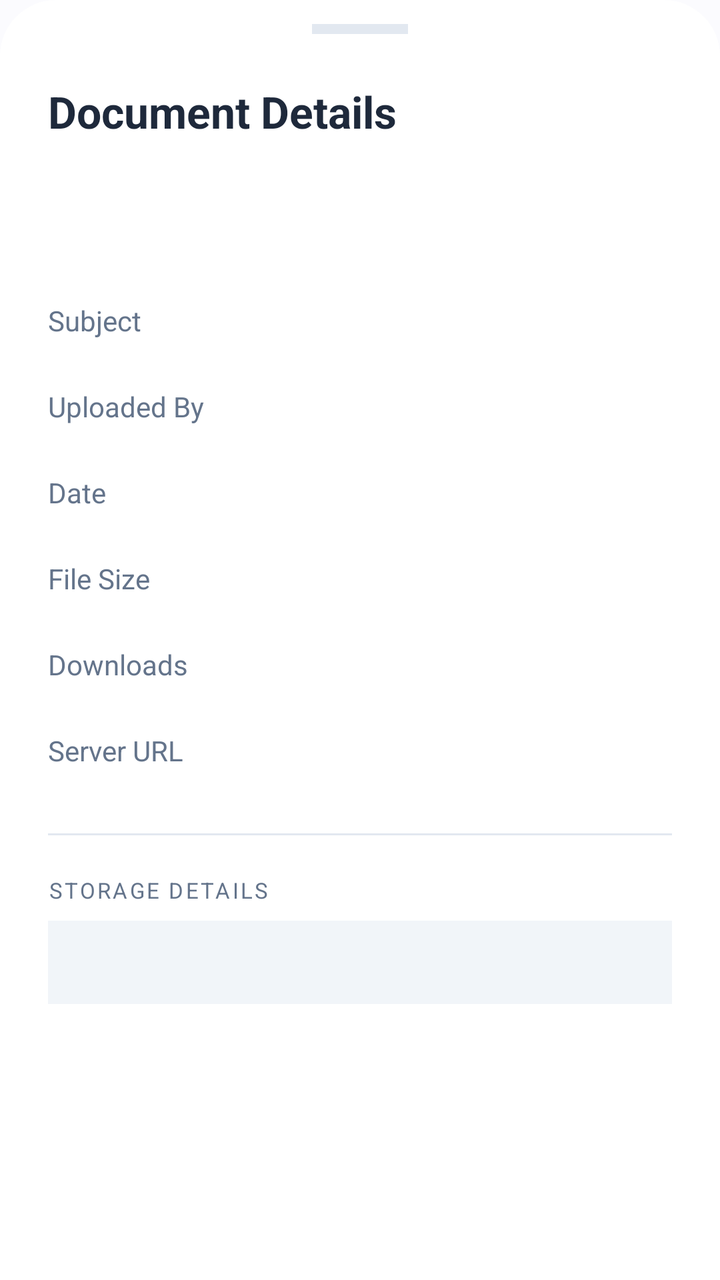
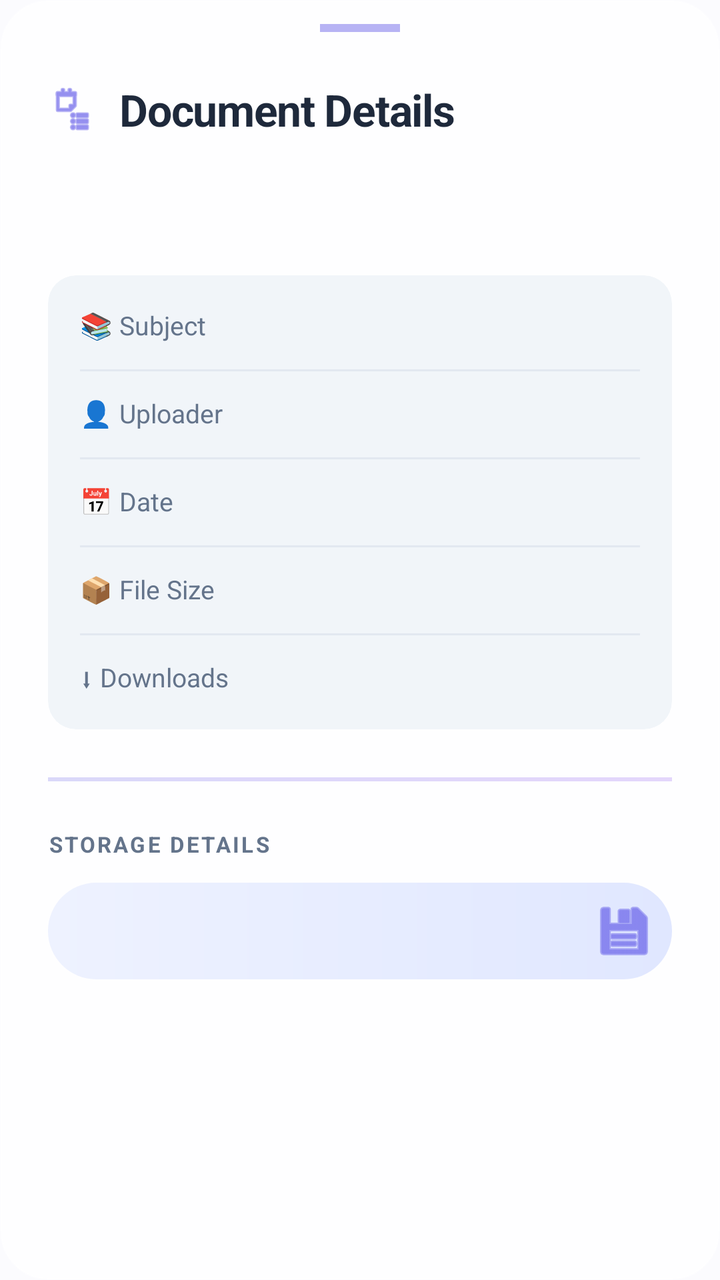

Before-and-after screenshots of an Android layout around one commit, followed by the original layout XML and the change that was made.
<!-- AndroidManifest.xml: application theme Theme.NoteVaultDIU -->
<!-- res/layout/bottom_sheet_note_info.xml -->
<?xml version="1.0" encoding="utf-8"?>
<LinearLayout
    xmlns:android="http://schemas.android.com/apk/res/android"
    android:layout_width="match_parent"
    android:layout_height="wrap_content"
    android:background="@drawable/bg_bottom_sheet"
    android:orientation="vertical"
    android:paddingBottom="40dp">

    
    <View
        android:layout_width="48dp"
        android:layout_height="5dp"
        android:layout_gravity="center_horizontal"
        android:layout_marginTop="12dp"
        android:layout_marginBottom="24dp"
        android:background="@color/colorDivider" />

    <TextView
        android:layout_width="wrap_content"
        android:layout_height="wrap_content"
        android:layout_marginHorizontal="24dp"
        android:text="@string/info_header"
        android:textColor="@color/colorTextPrimary"
        android:textSize="22sp"
        android:textStyle="bold" />

    <ScrollView
        android:layout_width="match_parent"
        android:layout_height="wrap_content"
        android:layout_marginTop="20dp"
        android:paddingHorizontal="24dp">

        <LinearLayout
            android:layout_width="match_parent"
            android:layout_height="wrap_content"
            android:orientation="vertical">

            
            <TextView
                android:id="@+id/tvInfoTitle"
                android:layout_width="match_parent"
                android:layout_height="wrap_content"
                android:textColor="@color/colorTextPrimary"
                android:textSize="18sp"
                android:textStyle="bold"
                android:layout_marginBottom="24dp"
                android:lineSpacingExtra="4dp" />

            
            <RelativeLayout android:layout_width="match_parent" android:layout_height="wrap_content" android:paddingVertical="12dp">
                <TextView android:layout_width="wrap_content" android:layout_height="wrap_content" android:text="@string/info_subject" android:textColor="@color/colorTextSecondary" />
                <TextView android:id="@+id/tvInfoSubject" android:layout_width="wrap_content" android:layout_height="wrap_content" android:layout_alignParentEnd="true" android:textColor="@color/colorTextPrimary" android:textStyle="bold" />
            </RelativeLayout>

            
            <RelativeLayout android:layout_width="match_parent" android:layout_height="wrap_content" android:paddingVertical="12dp">
                <TextView android:layout_width="wrap_content" android:layout_height="wrap_content" android:text="@string/info_uploaded_by" android:textColor="@color/colorTextSecondary" />
                <TextView android:id="@+id/tvInfoUploader" android:layout_width="wrap_content" android:layout_height="wrap_content" android:layout_alignParentEnd="true" android:textColor="@color/colorTextPrimary" android:textStyle="bold" />
            </RelativeLayout>

            
            <RelativeLayout android:layout_width="match_parent" android:layout_height="wrap_content" android:paddingVertical="12dp">
                <TextView android:layout_width="wrap_content" android:layout_height="wrap_content" android:text="@string/info_date" android:textColor="@color/colorTextSecondary" />
                <TextView android:id="@+id/tvInfoDate" android:layout_width="wrap_content" android:layout_height="wrap_content" android:layout_alignParentEnd="true" android:textColor="@color/colorTextPrimary" android:textStyle="bold" />
            </RelativeLayout>

            
            <RelativeLayout android:layout_width="match_parent" android:layout_height="wrap_content" android:paddingVertical="12dp">
                <TextView android:layout_width="wrap_content" android:layout_height="wrap_content" android:text="@string/info_size" android:textColor="@color/colorTextSecondary" />
                <TextView android:id="@+id/tvInfoSize" android:layout_width="wrap_content" android:layout_height="wrap_content" android:layout_alignParentEnd="true" android:textColor="@color/colorTextPrimary" android:textStyle="bold" />
            </RelativeLayout>

            
            <RelativeLayout android:layout_width="match_parent" android:layout_height="wrap_content" android:paddingVertical="12dp">
                <TextView android:layout_width="wrap_content" android:layout_height="wrap_content" android:text="@string/info_downloads" android:textColor="@color/colorTextSecondary" />
                <TextView android:id="@+id/tvInfoDownloads" android:layout_width="wrap_content" android:layout_height="wrap_content" android:layout_alignParentEnd="true" android:textColor="@color/colorTextPrimary" android:textStyle="bold" />
            </RelativeLayout>

            
            <RelativeLayout android:layout_width="match_parent" android:layout_height="wrap_content" android:paddingVertical="12dp">
                <TextView android:layout_width="wrap_content" android:layout_height="wrap_content" android:text="@string/info_server_url" android:textColor="@color/colorTextSecondary" />
                <TextView android:id="@+id/tvInfoServerUrl" android:layout_width="200dp" android:layout_height="wrap_content" android:layout_alignParentEnd="true" android:textColor="@color/colorTextPrimary" android:textStyle="bold" android:gravity="end" android:ellipsize="middle" android:singleLine="true" />
            </RelativeLayout>

            <View android:layout_width="match_parent" android:layout_height="1dp" android:background="@color/colorDivider" android:layout_marginVertical="20dp" />

            
            <TextView
                android:layout_width="wrap_content"
                android:layout_height="wrap_content"
                android:text="@string/info_storage_header"
                android:textColor="@color/colorTextSecondary"
                android:textSize="11sp"
                android:textAllCaps="true"
                android:letterSpacing="0.1" />

            <TextView
                android:id="@+id/tvInfoLocalPath"
                android:layout_width="match_parent"
                android:layout_height="wrap_content"
                android:layout_marginTop="8dp"
                android:textColor="@color/colorTextPrimary"
                android:textSize="13sp"
                android:background="@color/colorSurfaceVariant"
                android:padding="12dp"
                android:textIsSelectable="true" />

        </LinearLayout>
    </ScrollView>

</LinearLayout>
<!-- resources referenced by this layout -->
<resources>
  <color name="colorDivider">#E2E8F0</color>
  <color name="colorSurfaceVariant">#F1F5F9</color>
  <color name="colorTextPrimary">#1E293B</color>
  <color name="colorTextSecondary">#64748B</color>
  <!-- drawable bg_bottom_sheet (drawable) -->
  <?xml version="1.0" encoding="utf-8"?>
  <shape xmlns:android="http://schemas.android.com/apk/res/android">
      <solid android:color="@color/colorSurface" />
      <corners
          android:topLeftRadius="28dp"
          android:topRightRadius="28dp" />
  </shape>
  <string name="info_date">Date</string>
  <string name="info_downloads">Downloads</string>
  <string name="info_header">Document Details</string>
  <string name="info_server_url">Server URL</string>
  <string name="info_size">File Size</string>
  <string name="info_storage_header">Storage Details</string>
  <string name="info_subject">Subject</string>
  <string name="info_uploaded_by">Uploaded By</string>
  <style name="Theme.NoteVaultDIU" parent="Theme.MaterialComponents.Light.NoActionBar">
          <item name="colorPrimary">@color/colorPrimary</item>
          <item name="colorPrimaryDark">@color/colorPrimaryDark</item>
          <item name="colorAccent">@color/colorAccent</item>
          <item name="android:windowBackground">@color/colorBackground</item>
          <item name="android:statusBarColor">@color/colorBackground</item>
          <item name="android:windowLightStatusBar">true</item>
          <item name="android:navigationBarColor">@color/colorSurface</item>
      </style>
  <color name="colorSurface">#FFFFFF</color>
  <color name="colorPrimary">#4F46E5</color>
  <color name="colorPrimaryDark">#3730A3</color>
  <color name="colorAccent">#F59E0B</color>
  <color name="colorBackground">#FBFBFE</color>
</resources>

<!-- the commit's change to res/layout/bottom_sheet_note_info.xml (unified diff, before → after) -->
@@ -1,29 +1,44 @@
 <?xml version="1.0" encoding="utf-8"?>
 <LinearLayout
     xmlns:android="http://schemas.android.com/apk/res/android"
+    xmlns:app="http://schemas.android.com/apk/res-auto"
     android:layout_width="match_parent"
     android:layout_height="wrap_content"
-    android:background="@drawable/bg_bottom_sheet"
+    android:background="@drawable/bg_glass_floating_bar"
     android:orientation="vertical"
     android:paddingBottom="40dp">
 
     
     <View
-        android:layout_width="48dp"
-        android:layout_height="5dp"
+        android:layout_width="40dp"
+        android:layout_height="4dp"
         android:layout_gravity="center_horizontal"
         android:layout_marginTop="12dp"
         android:layout_marginBottom="24dp"
-        android:background="@color/colorDivider" />
+        android:background="@color/colorPrimary"
+        android:alpha="0.4" />
 
-    <TextView
-        android:layout_width="wrap_content"
+    <LinearLayout
+        android:layout_width="match_parent"
         android:layout_height="wrap_content"
-        android:layout_marginHorizontal="24dp"
-        android:text="@string/info_header"
-        android:textColor="@color/colorTextPrimary"
-        android:textSize="22sp"
-        android:textStyle="bold" />
+        android:orientation="horizontal"
+        android:gravity="center_vertical"
+        android:layout_marginHorizontal="24dp">
+        <ImageView
+            android:layout_width="24dp"
+            android:layout_height="24dp"
+            android:src="@android:drawable/ic_menu_agenda"
+            app:tint="@color/colorPrimary" />
+        <TextView
+            android:layout_width="wrap_content"
+            android:layout_height="wrap_content"
+            android:layout_marginStart="12dp"
+            android:text="@string/info_header"
+            android:textColor="@color/colorTextPrimary"
+            android:textSize="22sp"
+            android:textStyle="bold"
+            android:letterSpacing="-0.02" />
+    </LinearLayout>
 
     <ScrollView
         android:layout_width="match_parent"
@@ -45,45 +60,66 @@
                 android:textSize="18sp"
                 android:textStyle="bold"
                 android:layout_marginBottom="24dp"
-                android:lineSpacingExtra="4dp" />
+                android:lineSpacingExtra="4dp"
+                android:letterSpacing="-0.01" />
 
             
-            <RelativeLayout android:layout_width="match_parent" android:layout_height="wrap_content" android:paddingVertical="12dp">
-                <TextView android:layout_width="wrap_content" android:layout_height="wrap_content" android:text="@string/info_subject" android:textColor="@color/colorTextSecondary" />
-                <TextView android:id="@+id/tvInfoSubject" android:layout_width="wrap_content" android:layout_height="wrap_content" android:layout_alignParentEnd="true" android:textColor="@color/colorTextPrimary" android:textStyle="bold" />
-            </RelativeLayout>
+            <com.google.android.material.card.MaterialCardView
+                android:layout_width="match_parent"
+                android:layout_height="wrap_content"
+                app:cardCornerRadius="14dp"
+                app:cardElevation="0dp"
+                app:cardBackgroundColor="@color/colorSurfaceVariant"
+                app:strokeWidth="0dp">
 
-            
-            <RelativeLayout android:layout_width="match_parent" android:layout_height="wrap_content" android:paddingVertical="12dp">
-                <TextView android:layout_width="wrap_content" android:layout_height="wrap_content" android:text="@string/info_uploaded_by" android:textColor="@color/colorTextSecondary" />
-                <TextView android:id="@+id/tvInfoUploader" android:layout_width="wrap_content" android:layout_height="wrap_content" android:layout_alignParentEnd="true" android:textColor="@color/colorTextPrimary" android:textStyle="bold" />
-            </RelativeLayout>
+                <LinearLayout
+                    android:layout_width="match_parent"
+                    android:layout_height="wrap_content"
+                    android:orientation="vertical"
+                    android:padding="4dp">
 
-            
-            <RelativeLayout android:layout_width="match_parent" android:layout_height="wrap_content" android:paddingVertical="12dp">
-                <TextView android:layout_width="wrap_content" android:layout_height="wrap_content" android:text="@string/info_date" android:textColor="@color/colorTextSecondary" />
-                <TextView android:id="@+id/tvInfoDate" android:layout_width="wrap_content" android:layout_height="wrap_content" android:layout_alignParentEnd="true" android:textColor="@color/colorTextPrimary" android:textStyle="bold" />
-            </RelativeLayout>
+                    
+                    <RelativeLayout android:layout_width="match_parent" android:layout_height="wrap_content" android:padding="12dp">
+                        <TextView android:layout_width="wrap_content" android:layout_height="wrap_content" android:text="📚 Subject" android:textColor="@color/colorTextSecondary" android:textSize="13sp" />
+                        <TextView android:id="@+id/tvInfoSubject" android:layout_width="wrap_content" android:layout_height="wrap_content" android:layout_alignParentEnd="true" android:textColor="@color/colorPrimary" android:textStyle="bold" />
+                    </RelativeLayout>
 
-            
-            <RelativeLayout android:layout_width="match_parent" android:layout_height="wrap_content" android:paddingVertical="12dp">
-                <TextView android:layout_width="wrap_content" android:layout_height="wrap_content" android:text="@string/info_size" android:textColor="@color/colorTextSecondary" />
-                <TextView android:id="@+id/tvInfoSize" android:layout_width="wrap_content" android:layout_height="wrap_content" android:layout_alignParentEnd="true" android:textColor="@color/colorTextPrimary" android:textStyle="bold" />
-            </RelativeLayout>
+                    <View android:layout_width="match_parent" android:layout_height="1dp" android:background="@color/colorDivider" android:layout_marginHorizontal="12dp" />
 
-            
-            <RelativeLayout android:layout_width="match_parent" android:layout_height="wrap_content" android:paddingVertical="12dp">
-                <TextView android:layout_width="wrap_content" android:layout_height="wrap_content" android:text="@string/info_downloads" android:textColor="@color/colorTextSecondary" />
-                <TextView android:id="@+id/tvInfoDownloads" android:layout_width="wrap_content" android:layout_height="wrap_content" android:layout_alignParentEnd="true" android:textColor="@color/colorTextPrimary" android:textStyle="bold" />
-            </RelativeLayout>
+                    
+                    <RelativeLayout android:layout_width="match_parent" android:layout_height="wrap_content" android:padding="12dp">
+                        <TextView android:layout_width="wrap_content" android:layout_height="wrap_content" android:text="👤 Uploader" android:textColor="@color/colorTextSecondary" android:textSize="13sp" />
+                        <TextView android:id="@+id/tvInfoUploader" android:layout_width="wrap_content" android:layout_height="wrap_content" android:layout_alignParentEnd="true" android:textColor="@color/colorTextPrimary" android:textStyle="bold" />
+                    </RelativeLayout>
 
-            
-            <RelativeLayout android:layout_width="match_parent" android:layout_height="wrap_content" android:paddingVertical="12dp">
-                <TextView android:layout_width="wrap_content" android:layout_height="wrap_content" android:text="@string/info_server_url" android:textColor="@color/colorTextSecondary" />
-                <TextView android:id="@+id/tvInfoServerUrl" android:layout_width="200dp" android:layout_height="wrap_content" android:layout_alignParentEnd="true" android:textColor="@color/colorTextPrimary" android:textStyle="bold" android:gravity="end" android:ellipsize="middle" android:singleLine="true" />
-            </RelativeLayout>
+                    <View android:layout_width="match_parent" android:layout_height="1dp" android:background="@color/colorDivider" android:layout_marginHorizontal="12dp" />
 
-            <View android:layout_width="match_parent" android:layout_height="1dp" android:background="@color/colorDivider" android:layout_marginVertical="20dp" />
+                    
+                    <RelativeLayout android:layout_width="match_parent" android:layout_height="wrap_content" android:padding="12dp">
+                        <TextView android:layout_width="wrap_content" android:layout_height="wrap_content" android:text="📅 Date" android:textColor="@color/colorTextSecondary" android:textSize="13sp" />
+                        <TextView android:id="@+id/tvInfoDate" android:layout_width="wrap_content" android:layout_height="wrap_content" android:layout_alignParentEnd="true" android:textColor="@color/colorTextPrimary" android:textStyle="bold" />
+                    </RelativeLayout>
+
+                    <View android:layout_width="match_parent" android:layout_height="1dp" android:background="@color/colorDivider" android:layout_marginHorizontal="12dp" />
+
+                    
+                    <RelativeLayout android:layout_width="match_parent" android:layout_height="wrap_content" android:padding="12dp">
+                        <TextView android:layout_width="wrap_content" android:layout_height="wrap_content" android:text="📦 File Size" android:textColor="@color/colorTextSecondary" android:textSize="13sp" />
+                        <TextView android:id="@+id/tvInfoSize" android:layout_width="wrap_content" android:layout_height="wrap_content" android:layout_alignParentEnd="true" android:textColor="@color/colorTextPrimary" android:textStyle="bold" />
+                    </RelativeLayout>
+
+                    <View android:layout_width="match_parent" android:layout_height="1dp" android:background="@color/colorDivider" android:layout_marginHorizontal="12dp" />
+
+                    
+                    <RelativeLayout android:layout_width="match_parent" android:layout_height="wrap_content" android:padding="12dp">
+                        <TextView android:layout_width="wrap_content" android:layout_height="wrap_content" android:text="⬇ Downloads" android:textColor="@color/colorTextSecondary" android:textSize="13sp" />
+                        <TextView android:id="@+id/tvInfoDownloads" android:layout_width="wrap_content" android:layout_height="wrap_content" android:layout_alignParentEnd="true" android:textColor="@color/colorSuccess" android:textStyle="bold" />
+                    </RelativeLayout>
+
+                </LinearLayout>
+            </com.google.android.material.card.MaterialCardView>
+
+            <View android:layout_width="match_parent" android:layout_height="2dp" android:background="@drawable/bg_splash_gradient" android:layout_marginVertical="24dp" android:alpha="0.2" />
 
             
             <TextView
@@ -93,18 +129,37 @@
                 android:textColor="@color/colorTextSecondary"
                 android:textSize="11sp"
                 android:textAllCaps="true"
-                android:letterSpacing="0.1" />
+                android:letterSpacing="0.1"
+                android:textStyle="bold" />
 
-            <TextView
-                android:id="@+id/tvInfoLocalPath"
+            <RelativeLayout
                 android:layout_width="match_parent"
                 android:layout_height="wrap_content"
-                android:layout_marginTop="8dp"
-                android:textColor="@color/colorTextPrimary"
-                android:textSize="13sp"
-                android:background="@color/colorSurfaceVariant"
-                android:padding="12dp"
-                android:textIsSelectable="true" />
+                android:layout_marginTop="12dp"
+                android:background="@drawable/bg_pill_subject_gradient"
+                android:padding="4dp">
+
+                <TextView
+                    android:id="@+id/tvInfoLocalPath"
+                    android:layout_width="match_parent"
+                    android:layout_height="wrap_content"
+                    android:layout_toStartOf="@id/btnCopyPath"
+                    android:textColor="@color/colorTextPrimary"
+                    android:textSize="12sp"
+                    android:padding="12dp"
+                    android:fontFamily="monospace"
+                    android:textIsSelectable="true" />
+
+                <ImageButton
+                    android:id="@+id/btnCopyPath"
+                    android:layout_width="40dp"
+                    android:layout_height="40dp"
+                    android:layout_alignParentEnd="true"
+                    android:layout_centerVertical="true"
+                    android:background="?attr/selectableItemBackgroundBorderless"
+                    android:src="@android:drawable/ic_menu_save"
+                    app:tint="@color/colorPrimary" />
+            </RelativeLayout>
 
         </LinearLayout>
     </ScrollView>
<!-- resource entries referenced after the edit -->
@@ -4,22 +4,36 @@
   <color name="colorSurfaceVariant">#F1F5F9</color>
   <color name="colorTextPrimary">#1E293B</color>
   <color name="colorTextSecondary">#64748B</color>
-  <!-- drawable bg_bottom_sheet (drawable) -->
+  <!-- drawable bg_glass_floating_bar (drawable) -->
   <?xml version="1.0" encoding="utf-8"?>
   <shape xmlns:android="http://schemas.android.com/apk/res/android">
-      <solid android:color="@color/colorSurface" />
-      <corners
-          android:topLeftRadius="28dp"
-          android:topRightRadius="28dp" />
+      <solid android:color="@color/colorGlassSurface" />
+      <corners android:radius="24dp" />
+      <stroke
+          android:width="1dp"
+          android:color="@color/colorGlassStroke" />
   </shape>
-  <string name="info_date">Date</string>
-  <string name="info_downloads">Downloads</string>
+  <!-- drawable bg_pill_subject_gradient (drawable) -->
+  <?xml version="1.0" encoding="utf-8"?>
+  <shape xmlns:android="http://schemas.android.com/apk/res/android">
+      <gradient
+          android:angle="0"
+          android:endColor="#E0E7FF"
+          android:startColor="#EEF2FF"
+          android:type="linear" />
+      <corners android:radius="50dp" />
+  </shape>
+  <!-- drawable bg_splash_gradient (drawable) -->
+  <?xml version="1.0" encoding="utf-8"?>
+  <shape xmlns:android="http://schemas.android.com/apk/res/android">
+      <gradient
+          android:angle="45"
+          android:endColor="@color/gradient_end"
+          android:startColor="@color/gradient_start"
+          android:type="linear" />
+  </shape>
   <string name="info_header">Document Details</string>
-  <string name="info_server_url">Server URL</string>
-  <string name="info_size">File Size</string>
   <string name="info_storage_header">Storage Details</string>
-  <string name="info_subject">Subject</string>
-  <string name="info_uploaded_by">Uploaded By</string>
   <style name="Theme.NoteVaultDIU" parent="Theme.MaterialComponents.Light.NoActionBar">
           <item name="colorPrimary">@color/colorPrimary</item>
           <item name="colorPrimaryDark">@color/colorPrimaryDark</item>
@@ -29,8 +43,13 @@
           <item name="android:windowLightStatusBar">true</item>
           <item name="android:navigationBarColor">@color/colorSurface</item>
       </style>
+  <color name="colorGlassSurface">#D9FFFFFF</color>
+  <color name="colorGlassStroke">#4DFFFFFF</color>
+  <color name="gradient_end">#7C3AED</color>
+  <color name="gradient_start">#4F46E5</color>
   <color name="colorSurface">#FFFFFF</color>
   <color name="colorPrimary">#4F46E5</color>
+  <color name="colorSuccess">#10B981</color>
   <color name="colorPrimaryDark">#3730A3</color>
   <color name="colorAccent">#F59E0B</color>
   <color name="colorBackground">#FBFBFE</color>
